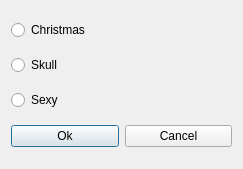
ManiSigt/Verklegt-nams, file themedialog.ui: the form before one commit.
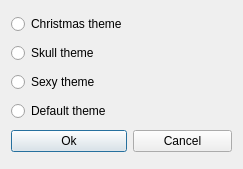
The form after the commit.

Patch:
```diff
--- a/themedialog.ui
+++ b/themedialog.ui
@@ -14,41 +14,48 @@
    <string>Theme Selection</string>
   </property>
   <layout class="QGridLayout" name="gridLayout">
-   <item row="0" column="0">
-    <widget class="QRadioButton" name="theme_christmas_radio_button">
-     <property name="text">
-      <string>Christmas</string>
-     </property>
-    </widget>
-   </item>
-   <item row="1" column="0">
-    <widget class="QRadioButton" name="theme_skull_radio_button">
-     <property name="text">
-      <string>Skull</string>
-     </property>
-    </widget>
-   </item>
-   <item row="2" column="0">
-    <widget class="QRadioButton" name="theme_sexy_radio_button">
-     <property name="text">
-      <string>Sexy</string>
-     </property>
-    </widget>
-   </item>
-   <item row="3" column="0">
+   <item row="4" column="0">
     <widget class="QPushButton" name="theme_ok_button">
      <property name="text">
       <string>Ok</string>
      </property>
     </widget>
    </item>
-   <item row="3" column="1">
+   <item row="2" column="0">
+    <widget class="QRadioButton" name="theme_sexy_radio_button">
+     <property name="text">
+      <string>Sexy theme</string>
+     </property>
+    </widget>
+   </item>
+   <item row="1" column="0">
+    <widget class="QRadioButton" name="theme_skull_radio_button">
+     <property name="text">
+      <string>Skull theme</string>
+     </property>
+    </widget>
+   </item>
+   <item row="0" column="0">
+    <widget class="QRadioButton" name="theme_christmas_radio_button">
+     <property name="text">
+      <string>Christmas theme</string>
+     </property>
+    </widget>
+   </item>
+   <item row="4" column="1">
     <widget class="QPushButton" name="theme_cancel_button">
      <property name="text">
       <string>Cancel</string>
      </property>
     </widget>
    </item>
+   <item row="3" column="0">
+    <widget class="QRadioButton" name="default_radio_button">
+     <property name="text">
+      <string>Default theme</string>
+     </property>
+    </widget>
+   </item>
   </layout>
  </widget>
  <resources/>
```
